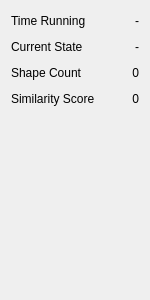
Tw1ddle/geometrize, file geometrize/dialog/imagejobstatswidget.ui: the form before one commit.
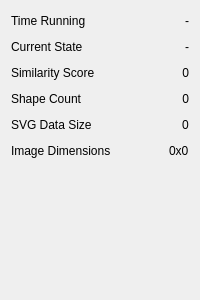
The form after the commit.

Commit message: Minor tweaks to svg view and stats widget, add build trigger for the app doxygen docs

What changed in the file:
```diff
--- a/geometrize/dialog/imagejobstatswidget.ui
+++ b/geometrize/dialog/imagejobstatswidget.ui
@@ -6,7 +6,7 @@
    <rect>
     <x>0</x>
     <y>0</y>
-    <width>150</width>
+    <width>200</width>
     <height>300</height>
    </rect>
   </property>
@@ -88,43 +88,6 @@
      </item>
     </layout>
    </item>
-   <item>
-    <layout class="QHBoxLayout" name="shapeCountLayout">
-     <item>
-      <widget class="QLabel" name="shapeCountLabel">
-       <property name="text">
-        <string>Shape Count</string>
-       </property>
-      </widget>
-     </item>
-     <item>
-      <spacer name="horizontalSpacer_2">
-       <property name="orientation">
-        <enum>Qt::Horizontal</enum>
-       </property>
-       <property name="sizeType">
-        <enum>QSizePolicy::MinimumExpanding</enum>
-       </property>
-       <property name="sizeHint" stdset="0">
-        <size>
-         <width>20</width>
-         <height>20</height>
-        </size>
-       </property>
-      </spacer>
-     </item>
-     <item>
-      <widget class="QLabel" name="shapeCountValueLabel">
-       <property name="text">
-        <string notr="true">0</string>
-       </property>
-       <property name="alignment">
-        <set>Qt::AlignRight|Qt::AlignTrailing|Qt::AlignVCenter</set>
-       </property>
-      </widget>
-     </item>
-    </layout>
-   </item>
    <item>
     <layout class="QHBoxLayout" name="targetSimilarityLayout">
      <item>
@@ -162,6 +125,105 @@
      </item>
     </layout>
    </item>
+   <item>
+    <layout class="QHBoxLayout" name="shapeCountLayout">
+     <item>
+      <widget class="QLabel" name="shapeCountLabel">
+       <property name="text">
+        <string>Shape Count</string>
+       </property>
+      </widget>
+     </item>
+     <item>
+      <spacer name="horizontalSpacer_2">
+       <property name="orientation">
+        <enum>Qt::Horizontal</enum>
+       </property>
+       <property name="sizeType">
+        <enum>QSizePolicy::MinimumExpanding</enum>
+       </property>
+       <property name="sizeHint" stdset="0">
+        <size>
+         <width>20</width>
+         <height>20</height>
+        </size>
+       </property>
+      </spacer>
+     </item>
+     <item>
+      <widget class="QLabel" name="shapeCountValueLabel">
+       <property name="text">
+        <string notr="true">0</string>
+       </property>
+       <property name="alignment">
+        <set>Qt::AlignRight|Qt::AlignTrailing|Qt::AlignVCenter</set>
+       </property>
+      </widget>
+     </item>
+    </layout>
+   </item>
+   <item>
+    <layout class="QHBoxLayout" name="horizontalLayout_3">
+     <item>
+      <widget class="QLabel" name="svgDataSizeLabel">
+       <property name="text">
+        <string>SVG Data Size</string>
+       </property>
+      </widget>
+     </item>
+     <item>
+      <spacer name="horizontalSpacer_5">
+       <property name="orientation">
+        <enum>Qt::Horizontal</enum>
+       </property>
+       <property name="sizeHint" stdset="0">
+        <size>
+         <width>40</width>
+         <height>20</height>
+        </size>
+       </property>
+      </spacer>
+     </item>
+     <item>
+      <widget class="QLabel" name="svgDataSizeValueLabel">
+       <property name="text">
+        <string notr="true">0</string>
+       </property>
+      </widget>
+     </item>
+    </layout>
+   </item>
+   <item>
+    <layout class="QHBoxLayout" name="horizontalLayout_4">
+     <item>
+      <widget class="QLabel" name="imageDimensionsLabel">
+       <property name="text">
+        <string>Image Dimensions</string>
+       </property>
+      </widget>
+     </item>
+     <item>
+      <spacer name="horizontalSpacer_6">
+       <property name="orientation">
+        <enum>Qt::Horizontal</enum>
+       </property>
+       <property name="sizeHint" stdset="0">
+        <size>
+         <width>40</width>
+         <height>20</height>
+        </size>
+       </property>
+      </spacer>
+     </item>
+     <item>
+      <widget class="QLabel" name="imageDimensionsValueLabel">
+       <property name="text">
+        <string notr="true">0x0</string>
+       </property>
+      </widget>
+     </item>
+    </layout>
+   </item>
    <item>
     <spacer name="verticalSpacer">
      <property name="orientation">
```
The commit also changes 6 other files.
